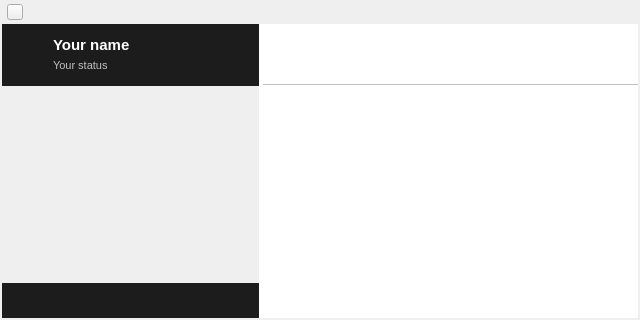
Old version of the form widget.ui in the repository qTox/qTox.
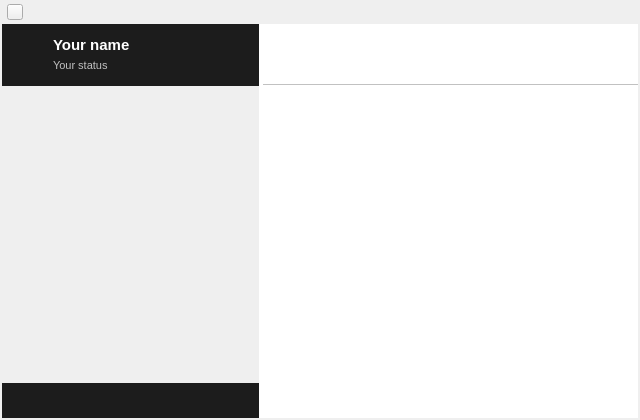
New version of the form. Icons and pictures are not drawn. Custom widgets are drawn as their Qt base class.

Commit message: increased minimal height

What changed in the file:
```diff
--- a/widget.ui
+++ b/widget.ui
@@ -23,13 +23,13 @@
     <x>0</x>
     <y>0</y>
     <width>640</width>
-    <height>320</height>
+    <height>420</height>
    </rect>
   </property>
   <property name="minimumSize">
    <size>
     <width>640</width>
-    <height>320</height>
+    <height>420</height>
    </size>
   </property>
   <property name="maximumSize">
@@ -2131,8 +2131,8 @@
            <rect>
             <x>0</x>
             <y>0</y>
-            <width>256</width>
-            <height>199</height>
+            <width>255</width>
+            <height>299</height>
            </rect>
           </property>
          </widget>
```
Left out of the diff: 16 changed lines with no effect on the pictures.
